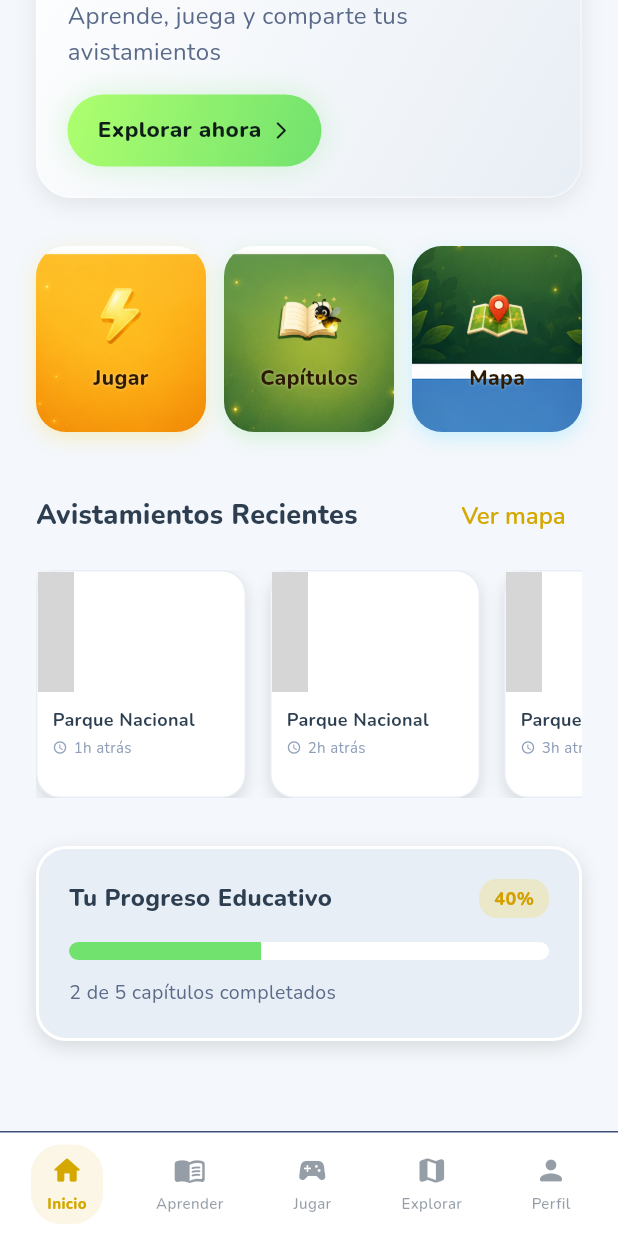
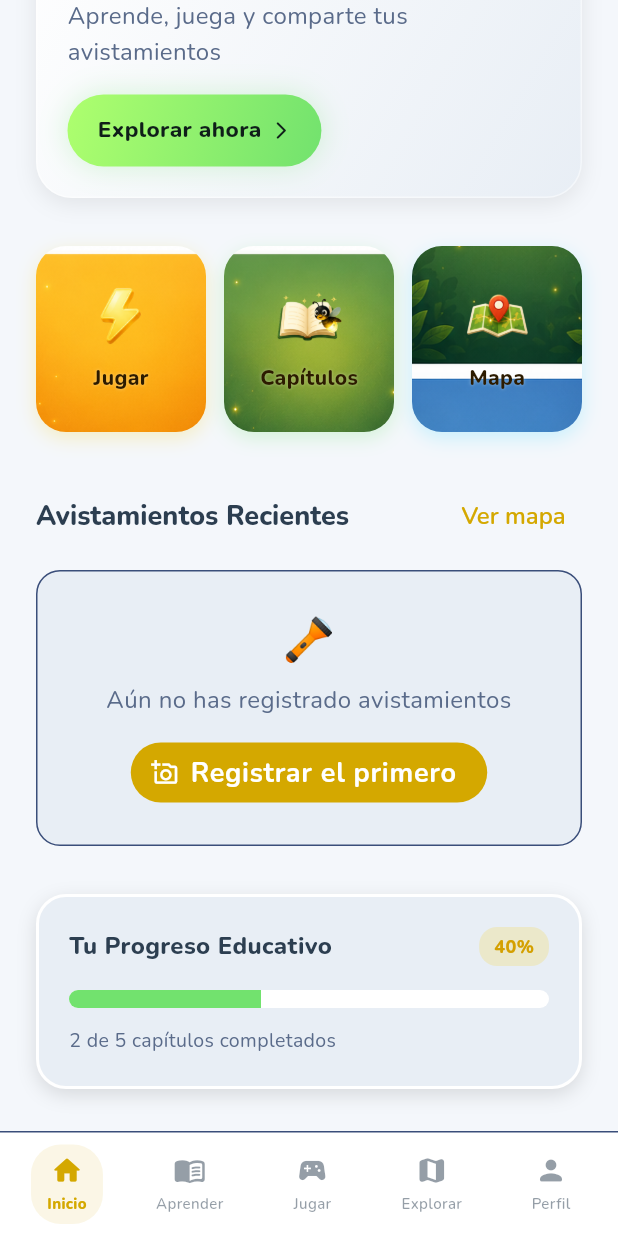
Before and after one commit to juancaco10/luchi, a Flutter app: the HomeScreen screen opened by its route, scrolled down 296 dp, on a phone screen of 412 x 824 dp. Run offline on Flutter 3.47's test engine with Material 3 defaults, Android fonts, the phone set to English and light mode, and no system bars; our stand-ins replace chewie, connectivity_plus, dio, flutter_animate, flutter_map, flutter_riverpod and 10 more; accounts and stored records are empty; network calls fail; grey boxes are pictures that could not be loaded.

Commit message:
Avistamientos recientes: datos reales en vez de tarjetas inventadas
En producción la consola mostraba un 404 por cada tarjeta:
assets/images/forest_bg.jpg no existe y nunca existió. La causa de fondo
era mayor: el widget no leía datos, pintaba itemCount: 4 fijo con
"Parque Nacional" y "1h atrás" repetidos, así que enseñaba avistamientos
que el niño no había hecho.

Ahora consume sightingsProvider. Sin foto propia (photoUrl es null hasta
que exista subida de imágenes) se pinta un marcador de posición dibujado
con el tema, no un asset; así el 404 no puede volver por esta vía. Sin
avistamientos aún no se rellena con tarjetas falsas: se muestra un estado
vacío que invita a registrar el primero. Se marcan también los pendientes
de sincronizar, que la cola offline ya distinguía (isPending) pero la UI
ignoraba.

De paso, lo que quedaba de la migración de tema en este archivo:
ref.watch(themeProvider) + ternarios isDark con Color(0x..) literales
pasan a context.colors/context.firefly/context.text. El botón "Ver mapa"
tenía onPressed: () {} vacío; ahora navega a /map. La hora se calcula
desde createdAt en vez de derivarla del índice de la lista.

Verificado en el navegador con el build de release: cero errores de
consola y ninguna petición a forest_bg.jpg. Confirmado además que no
queda ninguna referencia a assets inexistentes en todo lib/.

Co-Authored-By: Claude Opus 5 <noreply@anthropic.com>

```diff
--- a/lib/features/home/widgets/recent_sightings.dart
+++ b/lib/features/home/widgets/recent_sightings.dart
@@ -1,14 +1,20 @@
 import 'package:flutter/material.dart';
 import 'package:flutter_riverpod/flutter_riverpod.dart';
-import '../../../../core/theme/theme_provider.dart';
+import 'package:go_router/go_router.dart';
+import '../../../../core/theme/firefly_colors.dart';
+import '../../sightings/models/sighting_model.dart';
+import '../../sightings/providers/sightings_provider.dart';
 
 class RecentSightings extends ConsumerWidget {
   const RecentSightings({super.key});
 
+  /// Cuántas tarjetas caben sin que la fila se vuelva un scroll infinito.
+  static const _maxCards = 6;
+
   @override
   Widget build(BuildContext context, WidgetRef ref) {
-    final themeMode = ref.watch(themeProvider);
-    final isDark = themeMode == ThemeMode.dark;
+    final state = ref.watch(sightingsProvider);
+    final sightings = state.sightings.take(_maxCards).toList();
 
     return Column(
       crossAxisAlignment: CrossAxisAlignment.start,
@@ -18,33 +24,33 @@ class RecentSightings extends ConsumerWidget {
           children: [
             Text(
               'Avistamientos Recientes',
-              style: TextStyle(
-                fontFamily: 'Nunito',
-                fontSize: 18,
+              style: context.text.headlineSmall?.copyWith(
                 fontWeight: FontWeight.w800,
-                color: isDark ? Colors.white : const Color(0xFF2C3E50),
               ),
             ),
             TextButton(
-              onPressed: () {},
+              onPressed: () => context.go('/map'),
               child: const Text('Ver mapa'),
             ),
           ],
         ),
         const SizedBox(height: 12),
+        if (state.isLoading && sightings.isEmpty)
+          const SizedBox(
+            height: 152,
+            child: Center(child: CircularProgressIndicator()),
+          )
+        else if (sightings.isEmpty)
+          const _EmptyState()
+        else
           SizedBox(
             height: 152,
             child: ListView.separated(
               scrollDirection: Axis.horizontal,
-            itemCount: 4,
+              itemCount: sightings.length,
               separatorBuilder: (context, index) => const SizedBox(width: 16),
-            itemBuilder: (context, index) {
-              return _SightingCard(
-                image: 'assets/images/forest_bg.jpg', // Placeholder
-                location: 'Parque Nacional',
-                time: '${index + 1}h atrás',
-              );
-            },
+              itemBuilder: (context, index) =>
+                  _SightingCard(sighting: sightings[index]),
             ),
           ),
       ],
@@ -52,65 +58,108 @@ class RecentSightings extends ConsumerWidget {
   }
 }
 
-class _SightingCard extends ConsumerWidget {
-  final String image;
-  final String location;
-  final String time;
-
-  const _SightingCard({
-    required this.image,
-    required this.location,
-    required this.time,
-  });
+/// Sin avistamientos todavía no se enseñan tarjetas de relleno: se invita a
+/// registrar el primero, que es la acción que realmente queremos.
+class _EmptyState extends StatelessWidget {
+  const _EmptyState();
 
   @override
-  Widget build(BuildContext context, WidgetRef ref) {
-    final themeMode = ref.watch(themeProvider);
-    final isDark = themeMode == ThemeMode.dark;
+  Widget build(BuildContext context) {
+    return Container(
+      width: double.infinity,
+      padding: const EdgeInsets.symmetric(horizontal: 20, vertical: 24),
+      decoration: BoxDecoration(
+        color: context.firefly.cardSurface,
+        borderRadius: BorderRadius.circular(16),
+        border: Border.all(color: context.firefly.cardBorder),
+      ),
+      child: Column(
+        children: [
+          Text('🔦', style: TextStyle(fontSize: 28, color: context.colors.primary)),
+          const SizedBox(height: 8),
+          Text(
+            'Aún no has registrado avistamientos',
+            textAlign: TextAlign.center,
+            style: context.text.bodyMedium,
+          ),
+          const SizedBox(height: 12),
+          FilledButton.icon(
+            onPressed: () => context.go('/sightings/new'),
+            icon: const Icon(Icons.add_a_photo_outlined, size: 18),
+            label: const Text('Registrar el primero'),
+          ),
+        ],
+      ),
+    );
+  }
+}
 
-    return Container(
+class _SightingCard extends StatelessWidget {
+  const _SightingCard({required this.sighting});
+
+  final SightingModel sighting;
+
+  /// "hace 2 h" a partir del ISO-8601 que devuelve el backend.
+  String get _relativeTime {
+    final creado = DateTime.tryParse(sighting.createdAt);
+    if (creado == null) return '';
+    final diff = DateTime.now().difference(creado);
+    if (diff.inMinutes < 1) return 'ahora';
+    if (diff.inMinutes < 60) return 'hace ${diff.inMinutes} min';
+    if (diff.inHours < 24) return 'hace ${diff.inHours} h';
+    return 'hace ${diff.inDays} d';
+  }
+
+  @override
+  Widget build(BuildContext context) {
+    final photoUrl = sighting.photoUrl;
+
+    return Semantics(
+      label: '${sighting.locationName ?? 'Avistamiento'}, $_relativeTime',
+      child: Container(
         width: 140,
         decoration: BoxDecoration(
           borderRadius: BorderRadius.circular(16),
-        color: isDark ? const Color(0xFF1E2D4A) : Colors.white,
-        border: Border.all(
-          color: isDark ? Colors.white.withValues(alpha: 0.1) : const Color(0xFFE8EEF5),
-          width: 1,
-        ),
-        boxShadow: [
-          if (!isDark)
-            const BoxShadow(color: Colors.black12, blurRadius: 8, offset: Offset(0, 4)),
-        ],
+          color: context.firefly.cardSurface,
+          border: Border.all(color: context.firefly.cardBorder),
+          boxShadow: context.firefly.cardShadow,
         ),
         child: Column(
           crossAxisAlignment: CrossAxisAlignment.start,
           children: [
             ClipRRect(
-            borderRadius: const BorderRadius.vertical(top: Radius.circular(16)),
-            child: Image.asset(
-              image,
+              borderRadius:
+                  const BorderRadius.vertical(top: Radius.circular(16)),
+              child: SizedBox(
                 height: 80,
                 width: double.infinity,
+                // Las fotos del usuario viven en el servidor; no hay ningún
+                // asset local de relleno (el que había, forest_bg.jpg, no
+                // existía y daba 404 en cada tarjeta).
+                child: photoUrl == null || photoUrl.isEmpty
+                    ? _Placeholder(pending: sighting.isPending)
+                    : Image.network(
+                        photoUrl,
                         fit: BoxFit.cover,
-              errorBuilder: (c, e, s) => Container(
-                height: 80,
-                color: isDark ? const Color(0xFF2B3A5A) : const Color(0xFFF4F7FB),
-                child: Icon(Icons.image_not_supported, color: isDark ? Colors.white54 : Colors.black26),
+                        errorBuilder: (c, e, s) =>
+                            _Placeholder(pending: sighting.isPending),
                       ),
               ),
             ),
-          Padding(
+            Expanded(
+              child: Padding(
                 padding: const EdgeInsets.all(10.0),
                 child: Column(
                   crossAxisAlignment: CrossAxisAlignment.start,
+                  mainAxisAlignment: MainAxisAlignment.center,
                   children: [
                     Text(
-                  location,
-                  style: TextStyle(
-                    fontFamily: 'Nunito',
-                    fontSize: 12,
+                      sighting.locationName?.isNotEmpty == true
+                          ? sighting.locationName!
+                          : 'Sin ubicación',
+                      style: context.text.labelSmall?.copyWith(
                         fontWeight: FontWeight.w700,
-                    color: isDark ? Colors.white : const Color(0xFF2C3E50),
+                        color: context.colors.onSurface,
                       ),
                       maxLines: 1,
                       overflow: TextOverflow.ellipsis,
@@ -118,14 +167,20 @@ class _SightingCard extends ConsumerWidget {
                     const SizedBox(height: 2),
                     Row(
                       children: [
-                    Icon(Icons.access_time_rounded, size: 10, color: isDark ? Colors.white54 : const Color(0xFF8F9FB9)),
+                        Icon(
+                          sighting.isPending
+                              ? Icons.cloud_upload_outlined
+                              : Icons.access_time_rounded,
+                          size: 12,
+                          color: context.text.bodySmall?.color,
+                        ),
                         const SizedBox(width: 4),
-                    Text(
-                      time,
-                      style: TextStyle(
-                        fontFamily: 'Nunito',
-                        fontSize: 10,
-                        color: isDark ? Colors.white54 : const Color(0xFF8F9FB9),
+                        Expanded(
+                          child: Text(
+                            sighting.isPending ? 'Sin enviar' : _relativeTime,
+                            style: context.text.bodySmall,
+                            maxLines: 1,
+                            overflow: TextOverflow.ellipsis,
                           ),
                         ),
                       ],
@@ -133,8 +188,30 @@ class _SightingCard extends ConsumerWidget {
                   ],
                 ),
               ),
+            ),
           ],
+        ),
       ),
     );
   }
 }
+
+class _Placeholder extends StatelessWidget {
+  const _Placeholder({required this.pending});
+
+  final bool pending;
+
+  @override
+  Widget build(BuildContext context) {
+    return Container(
+      color: context.colors.primary.withValues(alpha: 0.12),
+      child: Center(
+        child: Icon(
+          pending ? Icons.cloud_off_outlined : Icons.emoji_nature,
+          color: context.colors.primary,
+          size: 28,
+        ),
+      ),
+    );
+  }
+}
```
Lines whose indentation alone changed are shown as unchanged.
